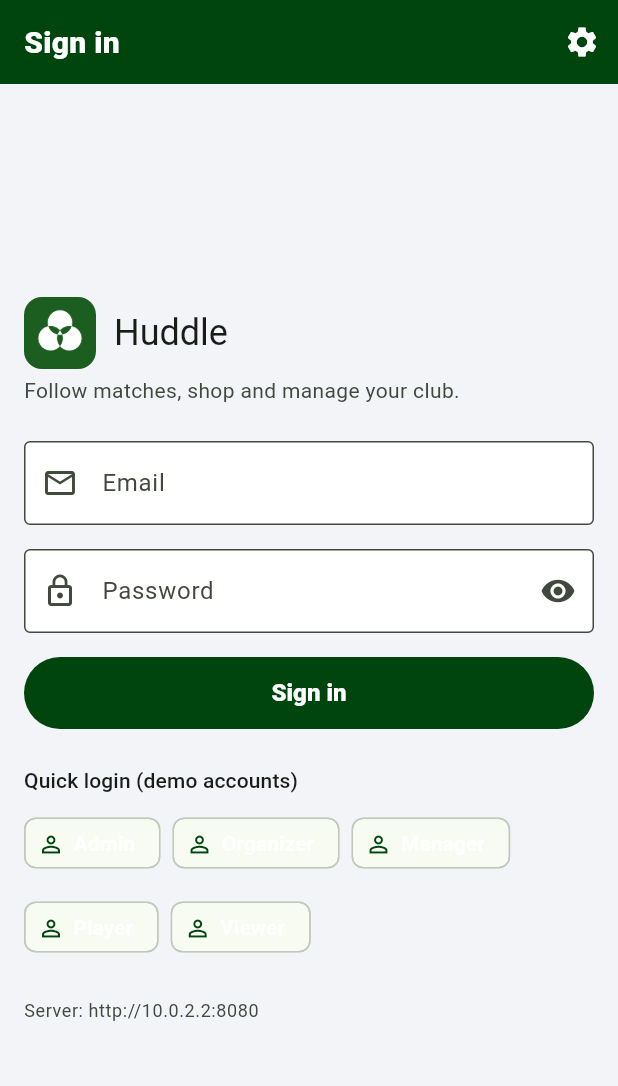
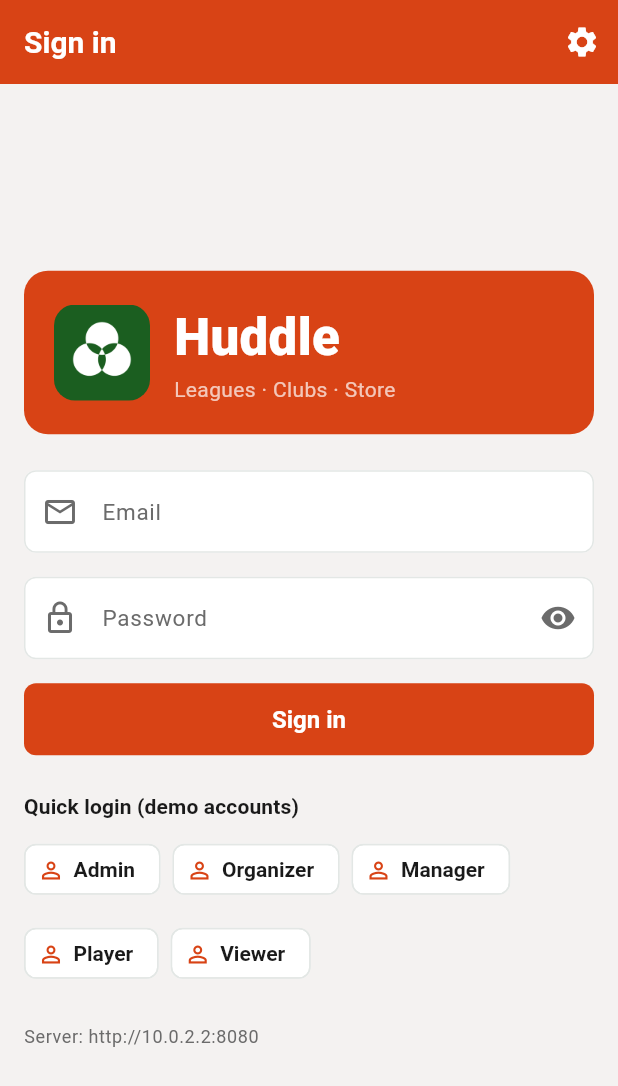
Before and after one commit to muhammadayantoorie-creator/App-Architects, a Flutter app: the screen it shows after launch, on a phone screen of 412 x 824 dp. Shown: the top 1086 px of the screen. Run offline on Flutter 3.47's test engine with Material 3 defaults, Android fonts, the phone set to English and light mode, and no system bars; our stand-ins replace connectivity_plus, dio, flutter_secure_storage, open_filex, sqflite; accounts and stored records are empty; network calls fail.

Commit message:
ui: sports redesign (orange header theme, team badges, status pills, fixture cards, scoreboard header, standings table, login header, status chip)

```diff
--- a/mobile/lib/core/theme.dart
+++ b/mobile/lib/core/theme.dart
@@ -1,99 +1,153 @@
 import 'package:flutter/material.dart';
 
-/// Sports-app look (FotMob / OneFootball style): bold team-colour app bar, vivid accents,
-/// bright surfaces, strong typography for scores.
-ThemeData buildTheme(Color seed, Brightness brightness) {
-  final scheme = ColorScheme.fromSeed(
-    seedColor: seed,
-    brightness: brightness,
-    dynamicSchemeVariant: DynamicSchemeVariant.fidelity,
+/// Huddle palette (sports-app style: green header, white cards, dense layout).
+class AppColors {
+  static const primary = Color(0xFFD84315);
+  static const primaryDark = Color(0xFFBF360C);
+  static const accent = Color(0xFFFFC107);
+  static const live = Color(0xFFE53935);
+  static const bg = Color(0xFFF4F2F1);
+  static const card = Color(0xFFFFFFFF);
+  static const textMain = Color(0xFF1A1A1A);
+  static const textSub = Color(0xFF6B6B6B);
+  static const divider = Color(0xFFE3E7E5);
+  static const rowAlt = Color(0xFFFBF7F5);
+  static const qualifyBar = Color(0xFF2E7D32);
+  static const eliminatedBar = Color(0xFFE53935);
+}
+
+/// The app chrome is always Huddle green; the tenant colour is only used for small accents.
+ThemeData buildTheme(Color tenantSeed, Brightness brightness) {
+  final scheme = ColorScheme.fromSeed(seedColor: AppColors.primary).copyWith(
+    primary: AppColors.primary,
+    onPrimary: Colors.white,
+    surface: AppColors.card,
+    onSurface: AppColors.textMain,
+    onSurfaceVariant: AppColors.textSub,
+    outlineVariant: AppColors.divider,
+    tertiary: tenantSeed,
   );
-  final radius = BorderRadius.circular(12);
-  final dark = brightness == Brightness.dark;
+  final r8 = BorderRadius.circular(8);
+  const text = TextTheme(
+    titleLarge: TextStyle(fontSize: 20, fontWeight: FontWeight.w700, color: AppColors.textMain),
+    titleMedium: TextStyle(fontSize: 16, fontWeight: FontWeight.w700, color: AppColors.textMain),
+    titleSmall: TextStyle(fontSize: 14, fontWeight: FontWeight.w700, color: AppColors.textMain),
+    bodyLarge: TextStyle(fontSize: 15, color: AppColors.textMain),
+    bodyMedium: TextStyle(fontSize: 14, color: AppColors.textMain),
+    bodySmall: TextStyle(fontSize: 12, color: AppColors.textSub),
+    labelSmall: TextStyle(fontSize: 11, fontWeight: FontWeight.w600, letterSpacing: 0.8),
+  );
   return ThemeData(
     useMaterial3: true,
     colorScheme: scheme,
     fontFamily: 'Roboto',
-    scaffoldBackgroundColor: dark ? scheme.surface : const Color(0xFFF2F4F7),
-    appBarTheme: AppBarTheme(
-      backgroundColor: scheme.primary,
-      foregroundColor: scheme.onPrimary,
-      elevation: 2,
-      scrolledUnderElevation: 4,
+    textTheme: text,
+    scaffoldBackgroundColor: AppColors.bg,
+    dividerColor: AppColors.divider,
+    appBarTheme: const AppBarTheme(
+      backgroundColor: AppColors.primary,
+      foregroundColor: Colors.white,
+      elevation: 0,
+      scrolledUnderElevation: 0,
       centerTitle: false,
-      titleTextStyle: TextStyle(
-        fontFamily: 'Roboto',
-        fontSize: 20,
-        fontWeight: FontWeight.w800,
-        color: scheme.onPrimary,
-        letterSpacing: 0.2,
-      ),
-      iconTheme: IconThemeData(color: scheme.onPrimary),
-      actionsIconTheme: IconThemeData(color: scheme.onPrimary),
+      titleTextStyle:
+          TextStyle(fontFamily: 'Roboto', fontSize: 20, fontWeight: FontWeight.w700, color: Colors.white),
+      iconTheme: IconThemeData(color: Colors.white),
+      actionsIconTheme: IconThemeData(color: Colors.white),
+    ),
+    cardTheme: CardThemeData(
+      color: AppColors.card,
+      elevation: 1,
+      margin: EdgeInsets.zero,
+      shadowColor: Colors.black26,
+      shape: RoundedRectangleBorder(borderRadius: BorderRadius.circular(10)),
+      clipBehavior: Clip.antiAlias,
     ),
     navigationBarTheme: NavigationBarThemeData(
-      backgroundColor: dark ? scheme.surfaceContainer : Colors.white,
-      indicatorColor: scheme.primary,
-      elevation: 8,
+      backgroundColor: Colors.white,
+      indicatorColor: AppColors.primary.withValues(alpha: 0.12),
+      height: 64,
+      labelBehavior: NavigationDestinationLabelBehavior.alwaysShow,
       iconTheme: WidgetStateProperty.resolveWith((s) => IconThemeData(
-            color: s.contains(WidgetState.selected) ? scheme.onPrimary : scheme.onSurfaceVariant,
-          )),
+          color: s.contains(WidgetState.selected) ? AppColors.primary : AppColors.textSub)),
       labelTextStyle: WidgetStateProperty.resolveWith((s) => TextStyle(
-            fontWeight: s.contains(WidgetState.selected) ? FontWeight.w800 : FontWeight.w500,
-            color: s.contains(WidgetState.selected) ? scheme.primary : scheme.onSurfaceVariant,
-          )),
+          fontSize: 12,
+          fontWeight: s.contains(WidgetState.selected) ? FontWeight.w700 : FontWeight.w500,
+          color: s.contains(WidgetState.selected) ? AppColors.primary : AppColors.textSub)),
     ),
-    tabBarTheme: TabBarThemeData(
-      labelColor: scheme.primary,
-      unselectedLabelColor: scheme.onSurfaceVariant,
-      indicatorColor: scheme.primary,
-      labelStyle: const TextStyle(fontWeight: FontWeight.w800),
-    ),
-    cardTheme: CardThemeData(
-      elevation: dark ? 0 : 1.5,
-      margin: EdgeInsets.zero,
-      color: dark ? scheme.surfaceContainerLow : Colors.white,
-      shadowColor: Colors.black26,
-      shape: RoundedRectangleBorder(
-        borderRadius: radius,
-        side: dark ? BorderSide(color: scheme.outlineVariant) : BorderSide.none,
-      ),
-      clipBehavior: Clip.antiAlias,
+    tabBarTheme: const TabBarThemeData(
+      labelColor: AppColors.primary,
+      unselectedLabelColor: AppColors.textSub,
+      indicatorColor: AppColors.primary,
+      indicatorSize: TabBarIndicatorSize.tab,
+      labelStyle: TextStyle(fontWeight: FontWeight.w700),
     ),
     filledButtonTheme: FilledButtonThemeData(
       style: FilledButton.styleFrom(
+        backgroundColor: AppColors.primary,
+        foregroundColor: Colors.white,
         minimumSize: const Size(64, 48),
-        textStyle: const TextStyle(fontWeight: FontWeight.w800, fontSize: 16),
+        shape: RoundedRectangleBorder(borderRadius: r8),
+        textStyle: const TextStyle(fontSize: 16, fontWeight: FontWeight.w700),
+      ),
+    ),
+    elevatedButtonTheme: ElevatedButtonThemeData(
+      style: ElevatedButton.styleFrom(
+        backgroundColor: AppColors.primary,
+        foregroundColor: Colors.white,
+        minimumSize: const Size(64, 48),
+        shape: RoundedRectangleBorder(borderRadius: r8),
+        textStyle: const TextStyle(fontSize: 16, fontWeight: FontWeight.w700),
       ),
     ),
     outlinedButtonTheme: OutlinedButtonThemeData(
       style: OutlinedButton.styleFrom(
+        foregroundColor: AppColors.primary,
         minimumSize: const Size(64, 48),
-        foregroundColor: scheme.primary,
-        side: BorderSide(color: scheme.primary, width: 1.5),
+        side: const BorderSide(color: AppColors.primary, width: 1.5),
+        shape: RoundedRectangleBorder(borderRadius: r8),
         textStyle: const TextStyle(fontWeight: FontWeight.w700),
       ),
     ),
     textButtonTheme: TextButtonThemeData(
-      style: TextButton.styleFrom(minimumSize: const Size(48, 48)),
+      style: TextButton.styleFrom(minimumSize: const Size(48, 48), foregroundColor: AppColors.primary),
+    ),
+    inputDecorationTheme: InputDecorationTheme(
+      filled: true,
+      fillColor: Colors.white,
+      border: OutlineInputBorder(borderRadius: r8),
+      enabledBorder: OutlineInputBorder(
+          borderRadius: r8, borderSide: const BorderSide(color: AppColors.divider)),
+      focusedBorder: OutlineInputBorder(
+          borderRadius: r8, borderSide: const BorderSide(color: AppColors.primary, width: 2)),
     ),
     chipTheme: ChipThemeData(
-      selectedColor: scheme.primary,
-      labelStyle: const TextStyle(fontWeight: FontWeight.w600),
-      secondaryLabelStyle: TextStyle(color: scheme.onPrimary, fontWeight: FontWeight.w700),
+      backgroundColor: Colors.white,
+      selectedColor: AppColors.primary,
+      checkmarkColor: Colors.white,
+      side: const BorderSide(color: AppColors.divider),
+      labelStyle: const TextStyle(color: AppColors.textMain, fontWeight: FontWeight.w600),
+      secondaryLabelStyle: const TextStyle(color: Colors.white, fontWeight: FontWeight.w700),
     ),
-    floatingActionButtonTheme: FloatingActionButtonThemeData(
-      backgroundColor: scheme.tertiary,
-      foregroundColor: scheme.onTertiary,
+    segmentedButtonTheme: SegmentedButtonThemeData(
+      style: ButtonStyle(
+        backgroundColor: WidgetStateProperty.resolveWith(
+            (s) => s.contains(WidgetState.selected) ? AppColors.primary : Colors.white),
+        foregroundColor: WidgetStateProperty.resolveWith(
+            (s) => s.contains(WidgetState.selected) ? Colors.white : AppColors.textMain),
+      ),
     ),
-    inputDecorationTheme: InputDecorationTheme(
-      border: const OutlineInputBorder(),
-      filled: !dark,
-      fillColor: Colors.white,
+    floatingActionButtonTheme: const FloatingActionButtonThemeData(
+      backgroundColor: AppColors.primary,
+      foregroundColor: Colors.white,
     ),
-    snackBarTheme: const SnackBarThemeData(behavior: SnackBarBehavior.floating),
+    snackBarTheme: const SnackBarThemeData(
+      behavior: SnackBarBehavior.floating,
+      backgroundColor: Color(0xFF263238),
+      contentTextStyle: TextStyle(color: Colors.white),
+    ),
   );
 }
 
-/// Fixed accent for "clinched" rows (always paired with a text label).
-const clinchedColor = Color(0xFF2E7D32);
+/// Accent for "clinched" rows (always paired with a text label).
+const clinchedColor = AppColors.qualifyBar;
--- a/mobile/lib/ui/screens/login.dart
+++ b/mobile/lib/ui/screens/login.dart
@@ -4,6 +4,7 @@ import 'package:provider/provider.dart';
 import '../../core/api_client.dart';
 import '../../core/config.dart';
 import '../../core/nav.dart';
+import '../../core/theme.dart';
 import '../../data/app_state.dart';
 import 'settings.dart';
 
@@ -84,19 +85,30 @@ class _LoginScreenState extends State<LoginScreen> {
               constraints: const BoxConstraints(maxWidth: 480),
               child: AutofillGroup(
                 child: Column(crossAxisAlignment: CrossAxisAlignment.stretch, children: [
-                  Row(children: [
-                    ClipRRect(
-                      borderRadius: BorderRadius.circular(12),
-                      child: Image.asset('assets/icon.png',
-                          width: 48, height: 48, semanticLabel: 'Huddle logo'),
+                  Container(
+                    padding: const EdgeInsets.all(20),
+                    decoration: BoxDecoration(
+                      color: AppColors.primary,
+                      borderRadius: BorderRadius.circular(16),
                     ),
-                    const SizedBox(width: 12),
-                    Text('Huddle', style: t.textTheme.headlineSmall),
-                  ]),
-                  const SizedBox(height: 4),
-                  Text('Follow matches, shop and manage your club.',
-                      style: t.textTheme.bodyMedium
-                          ?.copyWith(color: t.colorScheme.onSurfaceVariant)),
+                    child: Row(children: [
+                      ClipRRect(
+                        borderRadius: BorderRadius.circular(14),
+                        child: Image.asset('assets/icon.png',
+                            width: 64, height: 64, semanticLabel: 'Huddle logo'),
+                      ),
+                      const SizedBox(width: 16),
+                      const Expanded(
+                        child: Column(crossAxisAlignment: CrossAxisAlignment.start, children: [
+                          Text('Huddle',
+                              style: TextStyle(
+                                  color: Colors.white, fontSize: 34, fontWeight: FontWeight.w800)),
+                          Text('Leagues · Clubs · Store',
+                              style: TextStyle(color: Colors.white70, fontSize: 14)),
+                        ]),
+                      ),
+                    ]),
+                  ),
                   const SizedBox(height: 24),
                   if (s.sessionMessage != null) ...[
                     _Notice(text: s.sessionMessage!),
```
Also changed, not shown: mobile/lib/ui/screens/fixtures.dart (+25 -30 lines), mobile/lib/ui/screens/match.dart (+28 -37 lines), mobile/lib/ui/screens/standings.dart (+16 -13 lines), mobile/lib/ui/widgets/league_picker.dart (+36 -27 lines), mobile/lib/ui/widgets/network_chip.dart (+20 -12 lines), mobile/lib/ui/widgets/sports.dart (added, +135 -0 lines).
